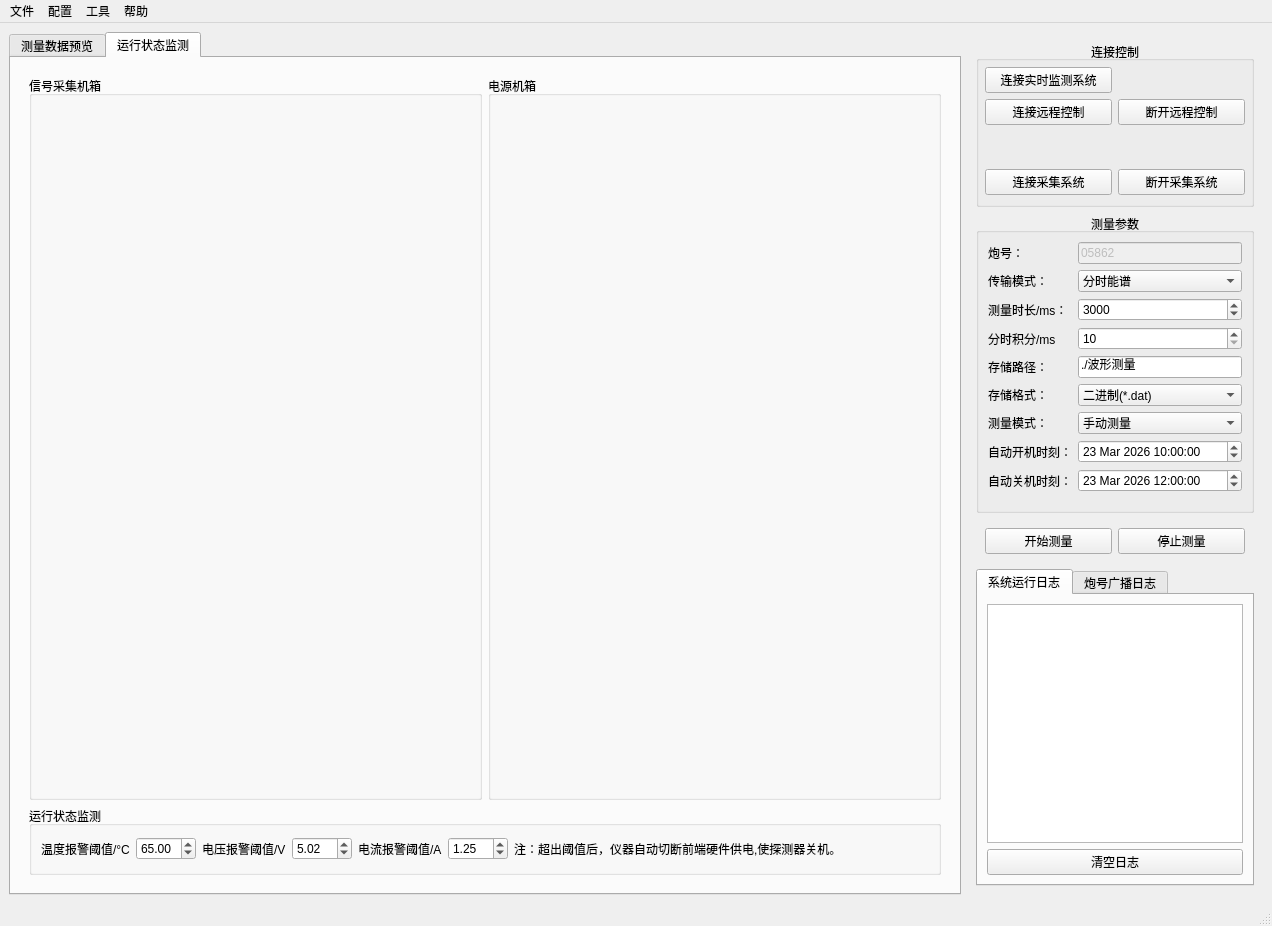
Above: mainwindow.ui from MrXiaomao/HardXrayCamera before the change. Below: the same form after it.
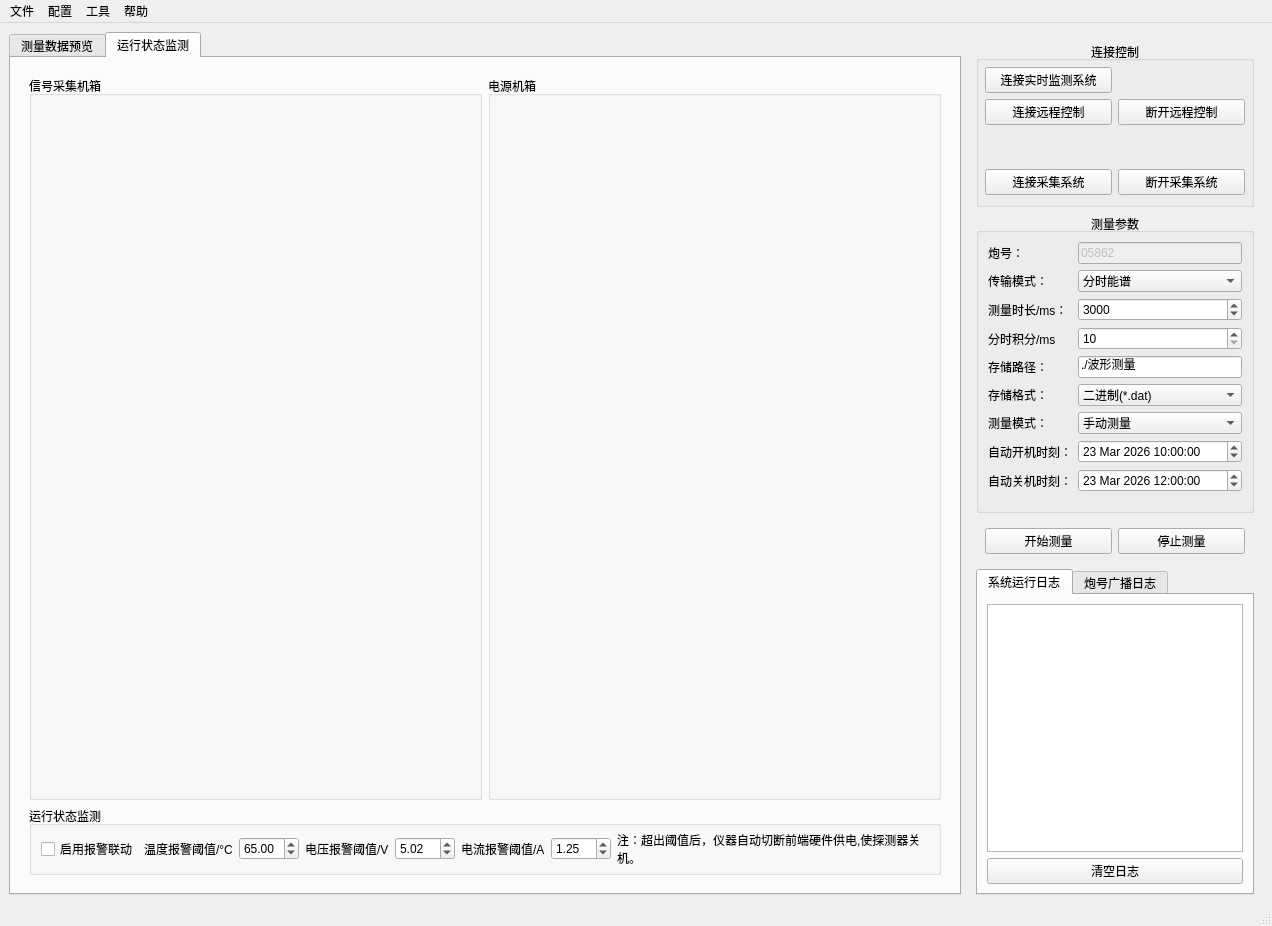
That is the form after the change. The open tabs and pages were chosen to show the change. Custom widgets are drawn as their Qt base class.

Diff of the .ui file:
```diff
--- a/mainwindow.ui
+++ b/mainwindow.ui
@@ -502,6 +502,19 @@
               <property name="bottomMargin">
                <number>5</number>
               </property>
+              <item>
+               <widget class="QCheckBox" name="checkBox_alarm">
+                <property name="sizePolicy">
+                 <sizepolicy hsizetype="Fixed" vsizetype="Fixed">
+                  <horstretch>0</horstretch>
+                  <verstretch>0</verstretch>
+                 </sizepolicy>
+                </property>
+                <property name="text">
+                 <string>启用报警联动</string>
+                </property>
+               </widget>
+              </item>
               <item>
                <widget class="QLabel" name="label_16">
                 <property name="sizePolicy">
@@ -645,6 +658,9 @@
        </size>
       </property>
       <layout class="QVBoxLayout" name="verticalLayout_3">
+       <property name="bottomMargin">
+        <number>0</number>
+       </property>
        <item>
         <widget class="QGroupBox" name="groupBox_4">
          <property name="sizePolicy">
```
Left out of the diff: 42 changed lines with no effect on the pictures.
